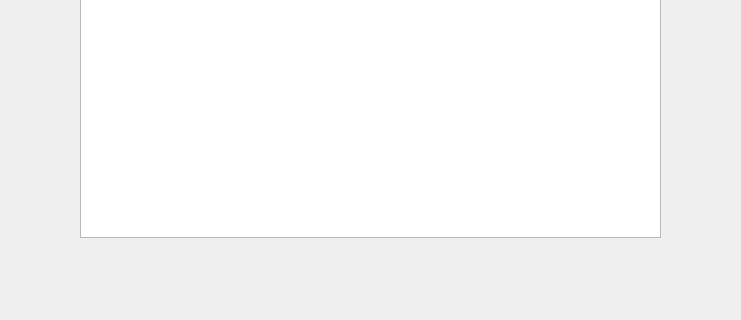
First picture: the form in gamewindow.ui, repository alaamhassan/OthelloGameProject, before the edit; both pictures show x 250 to 991 and y 363 to 683 of the 1286 by 683 pixel window.
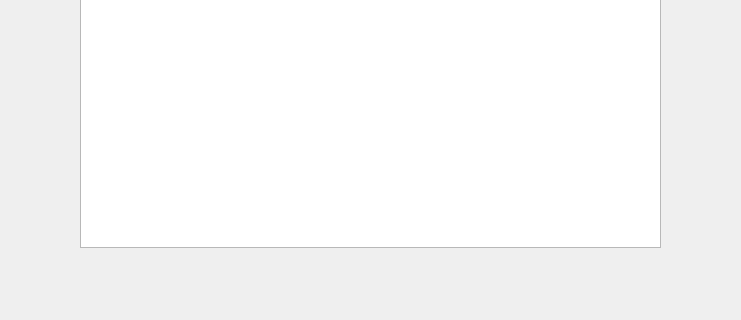
Second picture: the form after the edit.

The edit to the form file:
```diff
--- a/gamewindow.ui
+++ b/gamewindow.ui
@@ -19,7 +19,7 @@
      <x>330</x>
      <y>130</y>
      <width>581</width>
-     <height>471</height>
+     <height>481</height>
     </rect>
    </property>
   </widget>
```
